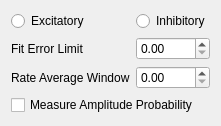
First picture: the form in lib/analysis/modules/Photostim/MapAnalysisTemplate.ui, repository acq4/acq4, before the edit.
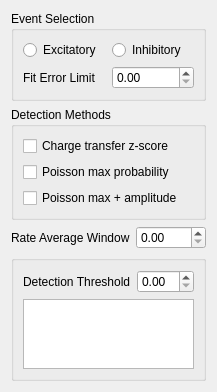
Second picture: the form after the edit. Custom widgets are drawn as their Qt base class.

The edit to the form file:
```diff
--- a/lib/analysis/modules/Photostim/MapAnalysisTemplate.ui
+++ b/lib/analysis/modules/Photostim/MapAnalysisTemplate.ui
@@ -6,57 +6,120 @@
    <rect>
     <x>0</x>
     <y>0</y>
-    <width>214</width>
-    <height>108</height>
+    <width>208</width>
+    <height>349</height>
    </rect>
   </property>
   <property name="windowTitle">
    <string>Form</string>
   </property>
   <layout class="QGridLayout" name="gridLayout">
-   <item row="2" column="0">
-    <widget class="QLabel" name="label_2">
-     <property name="text">
-      <string>Fit Error Limit</string>
-     </property>
-    </widget>
+   <item row="4" column="1">
+    <widget class="SpinBox" name="rateAverageSpin"/>
    </item>
-   <item row="2" column="1">
-    <widget class="QDoubleSpinBox" name="fitErrorSpin"/>
-   </item>
-   <item row="3" column="0">
+   <item row="4" column="0">
     <widget class="QLabel" name="label">
      <property name="text">
       <string>Rate Average Window</string>
      </property>
     </widget>
    </item>
-   <item row="3" column="1">
-    <widget class="QDoubleSpinBox" name="rateAverageSpin"/>
-   </item>
-   <item row="4" column="0" colspan="2">
-    <widget class="QCheckBox" name="measureAmpProbCheck">
-     <property name="text">
-      <string>Measure Amplitude Probability</string>
+   <item row="3" column="0" colspan="2">
+    <widget class="QGroupBox" name="groupBox_2">
+     <property name="title">
+      <string>Detection Methods</string>
      </property>
+     <layout class="QGridLayout" name="gridLayout_3">
+      <item row="1" column="0">
+       <widget class="QCheckBox" name="poisMaxCheck">
+        <property name="text">
+         <string>Poisson max probability</string>
+        </property>
+       </widget>
+      </item>
+      <item row="0" column="0">
+       <widget class="QCheckBox" name="chargeTransferCheck">
+        <property name="text">
+         <string>Charge transfer z-score</string>
+        </property>
+       </widget>
+      </item>
+      <item row="2" column="0">
+       <widget class="QCheckBox" name="poisMaxAmpCheck">
+        <property name="text">
+         <string>Poisson max + amplitude</string>
+        </property>
+       </widget>
+      </item>
+     </layout>
     </widget>
    </item>
-   <item row="0" column="0">
-    <widget class="QRadioButton" name="excitatoryRadio">
-     <property name="text">
-      <string>Excitatory</string>
+   <item row="2" column="0" colspan="2">
+    <widget class="QGroupBox" name="groupBox">
+     <property name="title">
+      <string>Event Selection</string>
      </property>
+     <layout class="QGridLayout" name="gridLayout_2">
+      <item row="0" column="0">
+       <widget class="QRadioButton" name="excitatoryRadio">
+        <property name="text">
+         <string>Excitatory</string>
+        </property>
+       </widget>
+      </item>
+      <item row="1" column="1">
+       <widget class="SpinBox" name="fitErrorSpin"/>
+      </item>
+      <item row="1" column="0">
+       <widget class="QLabel" name="label_2">
+        <property name="text">
+         <string>Fit Error Limit</string>
+        </property>
+       </widget>
+      </item>
+      <item row="0" column="1">
+       <widget class="QRadioButton" name="inhibitoryRadio">
+        <property name="text">
+         <string>Inhibitory</string>
+        </property>
+       </widget>
+      </item>
+     </layout>
     </widget>
    </item>
-   <item row="0" column="1">
-    <widget class="QRadioButton" name="inhibitoryRadio">
-     <property name="text">
-      <string>Inhibitory</string>
-     </property>
+   <item row="5" column="0" colspan="2">
+    <widget class="QGroupBox" name="groupBox_3">
+     <layout class="QGridLayout" name="gridLayout_4">
+      <item row="0" column="0">
+       <widget class="QLabel" name="label_3">
+        <property name="text">
+         <string>Detection Threshold</string>
+        </property>
+       </widget>
+      </item>
+      <item row="0" column="1">
+       <widget class="SpinBox" name="thresholdSpin"/>
+      </item>
+      <item row="1" column="0" colspan="2">
+       <widget class="PlotWidget" name="detectionHistogram"/>
+      </item>
+     </layout>
     </widget>
    </item>
   </layout>
  </widget>
+ <customwidgets>
+  <customwidget>
+   <class>PlotWidget</class>
+   <extends>QGraphicsView</extends>
+   <header>pyqtgraph</header>
+  </customwidget>
+  <customwidget>
+   <class>SpinBox</class>
+   <extends>QDoubleSpinBox</extends>
+   <header>pyqtgraph</header>
+  </customwidget>
+ </customwidgets>
  <resources/>
  <connections/>
 </ui>
```
